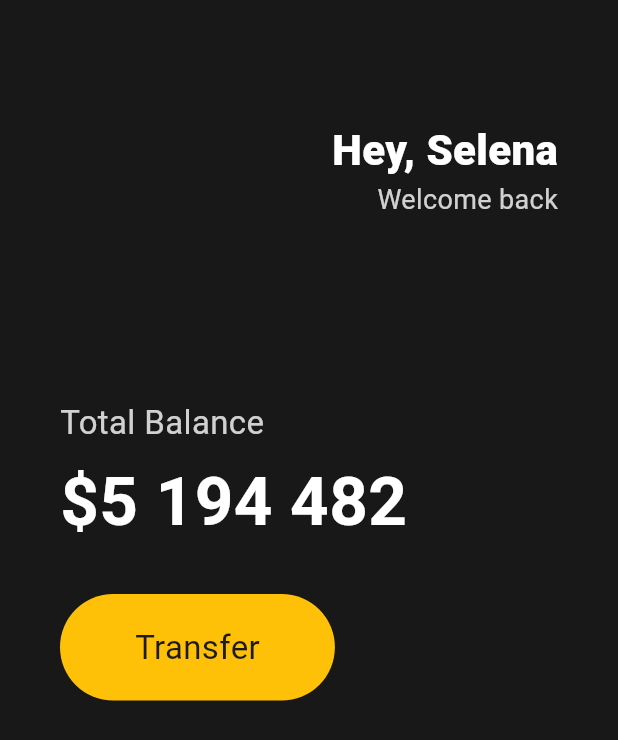
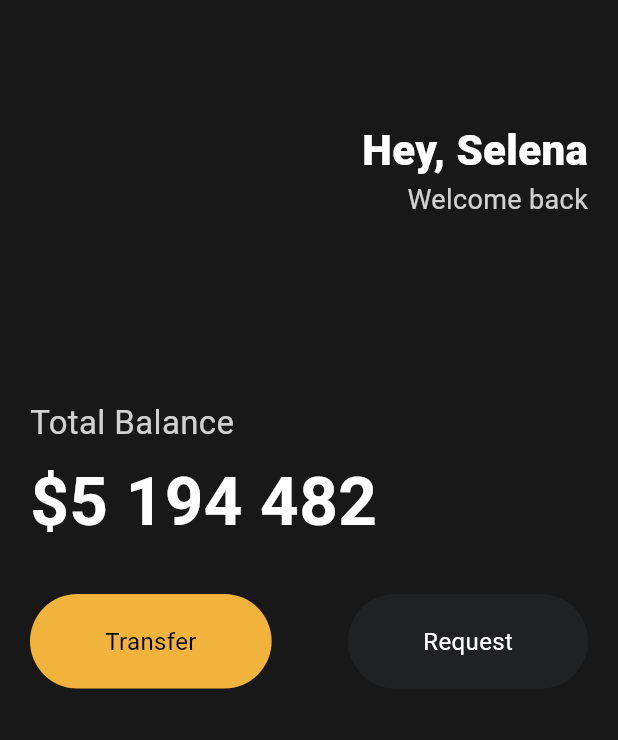
Before and after one commit to hae8064/webtoon, a Flutter app: the screen it shows after launch, on a phone screen of 412 x 824 dp. Shown: the top 740 px of the screen. Run offline on Flutter 3.47's test engine with Material 3 defaults, Android fonts, the phone set to English and light mode, and no system bars.

Commit message:
refactor: 재사용을 위한 버튼 위젯 생성 및 적용

```diff
--- a/lib/main.dart
+++ b/lib/main.dart
@@ -1,14 +1,16 @@
-import 'package:flutter/cupertino.dart';
 import 'package:flutter/material.dart';
+import 'package:flutter_application_1/widgets/button.dart';
 
 void main() {
-  runApp(MainApp());
+  runApp(const MainApp());
 }
 
 // StatlessWidget
 // Widget은 레고 블럭이라고 생각 하면 된다.
 // Widget이 합쳐져서 앱이 만들어진다. 컴포넌트라고 생각하자
 class MainApp extends StatelessWidget {
+  const MainApp({super.key});
+
 // CupertinoApp: IOS
 // MateiralApp: 안드로이드
   @override
@@ -16,13 +18,13 @@ class MainApp extends StatelessWidget {
     return MaterialApp(
       home: Scaffold(
         // 색깔 뒤 shade는 채도 조절 가능
-        backgroundColor: Color(0xFF181818),
+        backgroundColor: const Color(0xFF181818),
         body: Padding(
-          padding: EdgeInsets.symmetric(horizontal: 40),
+          padding: const EdgeInsets.symmetric(horizontal: 20),
           child: Column(
             crossAxisAlignment: CrossAxisAlignment.start,
             children: [
-              SizedBox(
+              const SizedBox(
                 height: 80,
               ),
               Row(
@@ -31,7 +33,7 @@ class MainApp extends StatelessWidget {
                   Column(
                     crossAxisAlignment: CrossAxisAlignment.end,
                     children: [
-                      Text(
+                      const Text(
                         "Hey, Selena",
                         style: TextStyle(
                           color: Colors.white,
@@ -50,7 +52,7 @@ class MainApp extends StatelessWidget {
                   )
                 ],
               ),
-              SizedBox(
+              const SizedBox(
                 height: 120,
               ),
               Text(
@@ -60,10 +62,10 @@ class MainApp extends StatelessWidget {
                   color: Colors.white.withOpacity(0.8),
                 ),
               ),
-              SizedBox(
+              const SizedBox(
                 height: 5,
               ),
-              Text(
+              const Text(
                 '\$5 194 482',
                 style: TextStyle(
                   fontSize: 45,
@@ -71,29 +73,32 @@ class MainApp extends StatelessWidget {
                   color: Colors.white,
                 ),
               ),
-              SizedBox(
+              const SizedBox(
                 height: 30,
               ),
-              Row(
+              const Row(
+                mainAxisAlignment: MainAxisAlignment.spaceBetween,
                 children: [
-                  Container(
-                    decoration: BoxDecoration(
-                      color: Colors.amber,
-                      borderRadius: BorderRadius.circular(45),
-                    ),
-                    child: Padding(
-                      padding: EdgeInsets.symmetric(
-                        vertical: 20,
-                        horizontal: 50,
-                      ),
-                      child: Text(
-                        'Transfer',
-                        style: TextStyle(
-                          fontSize: 22,
-                        ),
-                      ),
-                    ),
-                  ),
+                  Button(
+                      text: 'Transfer',
+                      bgColor: Color(0xFFF1B33B),
+                      textColor: Colors.black),
+                  Button(
+                      text: 'Request',
+                      bgColor: Color(0xFF1F2123),
+                      textColor: Colors.white),
+                  // Padding(
+                  //   padding: EdgeInsets.symmetric(
+                  //     vertical: 20,
+                  //     horizontal: 50,
+                  //   ),
+                  //   child: Text(
+                  //     'Transfer',
+                  //     style: TextStyle(
+                  //       fontSize: 16,
+                  //     ),
+                  //   ),
+                  // ),
                 ],
               ),
             ],
--- /dev/null
+++ b/lib/widgets/button.dart
@@ -0,0 +1,37 @@
+import 'package:flutter/material.dart';
+
+class Button extends StatelessWidget {
+  final String text;
+  final Color bgColor;
+  final Color textColor;
+
+  const Button({
+    super.key,
+    required this.text,
+    required this.bgColor,
+    required this.textColor,
+  });
+
+  @override
+  Widget build(BuildContext context) {
+    return Container(
+      decoration: BoxDecoration(
+        color: bgColor,
+        borderRadius: BorderRadius.circular(45),
+      ),
+      child: Padding(
+        padding: const EdgeInsets.symmetric(
+          vertical: 20,
+          horizontal: 50,
+        ),
+        child: Text(
+          text,
+          style: TextStyle(
+            color: textColor,
+            fontSize: 16,
+          ),
+        ),
+      ),
+    );
+  }
+}
```
